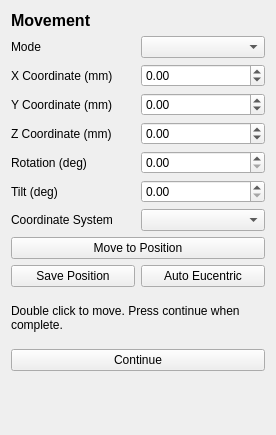
This is fibsem/ui/qtdesigner_files/FibsemMovementWidget.ui in DeMarcoLab/fibsem as Qt 5 draws it before an edit. The edited form follows.
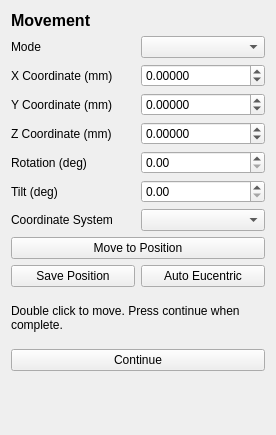
This is the edited form.

Commit message: update movement ui decimal places

The edit to the form file:
```diff
--- a/fibsem/ui/qtdesigner_files/FibsemMovementWidget.ui
+++ b/fibsem/ui/qtdesigner_files/FibsemMovementWidget.ui
@@ -16,6 +16,9 @@
   <layout class="QGridLayout" name="gridLayout">
    <item row="3" column="1">
     <widget class="QDoubleSpinBox" name="doubleSpinBox_movement_stage_x">
+     <property name="decimals">
+      <number>5</number>
+     </property>
      <property name="minimum">
       <double>-10000000000.000000000000000</double>
      </property>
@@ -32,6 +35,9 @@
    </item>
    <item row="5" column="1">
     <widget class="QDoubleSpinBox" name="doubleSpinBox_movement_stage_z">
+     <property name="decimals">
+      <number>5</number>
+     </property>
      <property name="minimum">
       <double>-100000000000000000.000000000000000</double>
      </property>
@@ -73,6 +79,9 @@
    </item>
    <item row="4" column="1">
     <widget class="QDoubleSpinBox" name="doubleSpinBox_movement_stage_y">
+     <property name="decimals">
+      <number>5</number>
+     </property>
      <property name="minimum">
       <double>-100000000000000000000.000000000000000</double>
      </property>
```
The commit also changes 1 other file.
